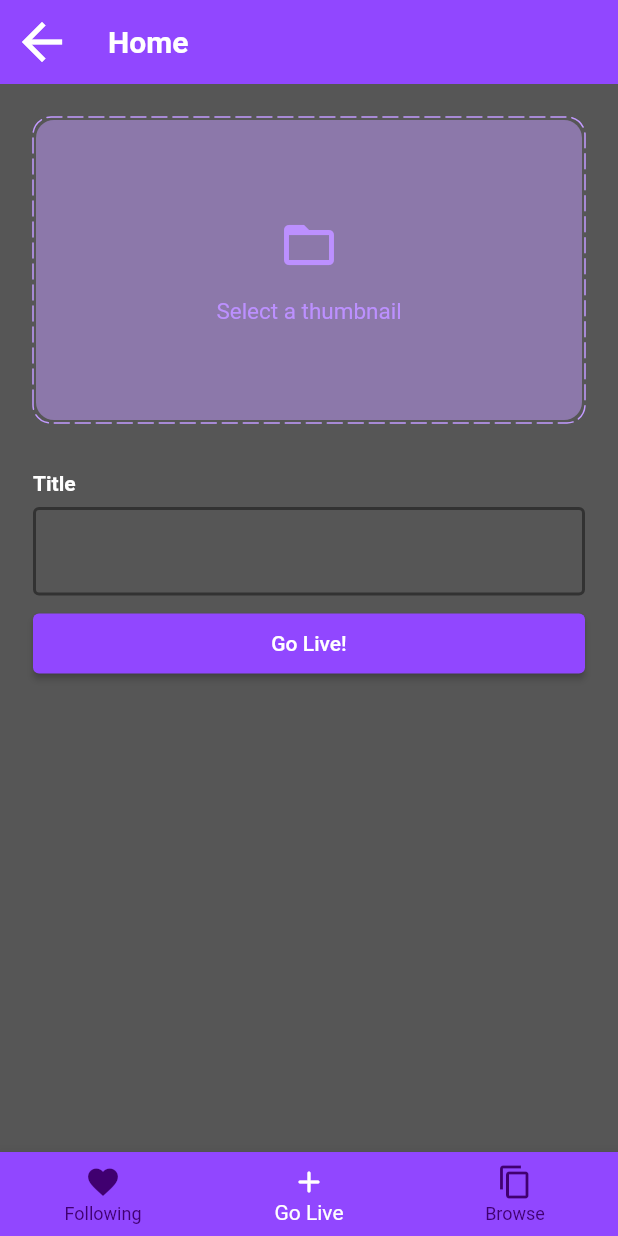
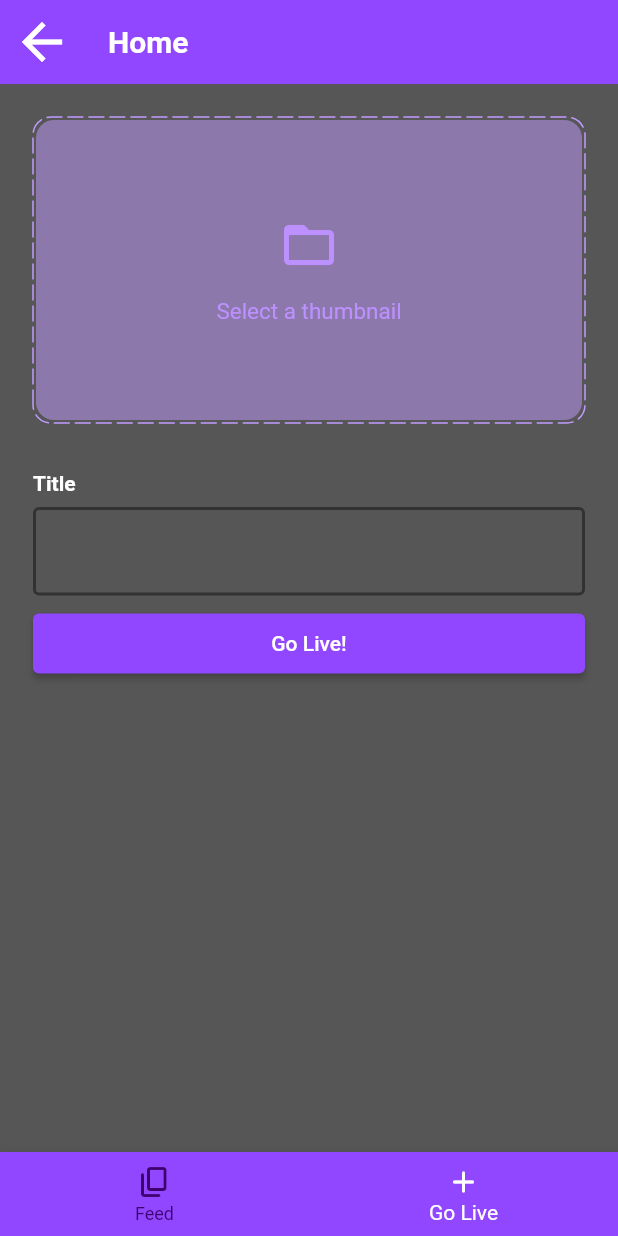
Before and after one commit to boraraz/Microscope, a Flutter app: the HomeScreen screen opened by its route, item 2 of the bottom bar chosen, on a phone screen of 412 x 824 dp. Run offline on Flutter 3.47's test engine with Material 2 defaults, Android fonts, the light colour scheme and no system bars; drawn by our look-alikes of dotted_border; our stand-ins replace cloud_firestore, file_picker, firebase_auth, firebase_core, firebase_storage, permission_handler and 1 more; missing offline and left inert: agora_rtc_engine; accounts and stored records are empty.

Commit message:
bottom nav bar changes

```diff
--- a/microscope/lib/screens/home_screen.dart
+++ b/microscope/lib/screens/home_screen.dart
@@ -18,9 +18,6 @@ class _HomeScreenState extends State<HomeScreen> {
   List<Widget> pages = [
     const FeedScreen(),
     const GoLiveScreen(),
-    const Center(
-      child: Text("Browse"),
-    ),
   ];
 
   onPageChange(int page) {
@@ -44,16 +41,12 @@ class _HomeScreenState extends State<HomeScreen> {
         currentIndex: _page,
         items: const [
           BottomNavigationBarItem(
-            icon: Icon(Icons.favorite),
-            label: 'Following',
+            icon: Icon(Icons.copy_rounded),
+            label: 'Feed',
           ),
           BottomNavigationBarItem(
             icon: Icon(Icons.add_rounded),
             label: 'Go Live',
-          ),
-          BottomNavigationBarItem(
-            icon: Icon(Icons.copy),
-            label: 'Browse',
           ),
         ],
       ),
```
